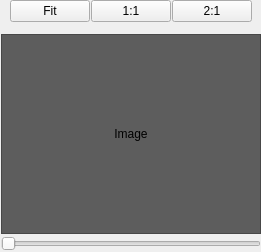
cseyve/piaf, file workflow/ui/navimagewidget.ui: the form before one commit.
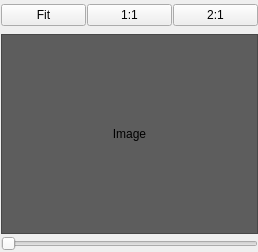
The form after the commit. Custom widgets are drawn as their Qt base class.

The edit to the form file:
```diff
--- a/workflow/ui/navimagewidget.ui
+++ b/workflow/ui/navimagewidget.ui
@@ -6,7 +6,7 @@
    <rect>
     <x>0</x>
     <y>0</y>
-    <width>260</width>
+    <width>258</width>
     <height>252</height>
    </rect>
   </property>
@@ -44,9 +44,18 @@
       <property name="sizeConstraint">
        <enum>QLayout::SetDefaultConstraint</enum>
       </property>
+      <property name="leftMargin">
+       <number>0</number>
+      </property>
       <property name="topMargin">
        <number>0</number>
       </property>
+      <property name="rightMargin">
+       <number>0</number>
+      </property>
+      <property name="bottomMargin">
+       <number>1</number>
+      </property>
       <item>
        <widget class="QPushButton" name="zoomFitButton">
         <property name="toolTip">
```
